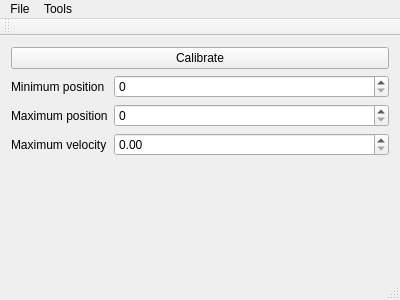
Before: the Qt Designer form source/desktop/mainwindow.ui in azais-corentin/SliderBar, drawn with Qt 5.
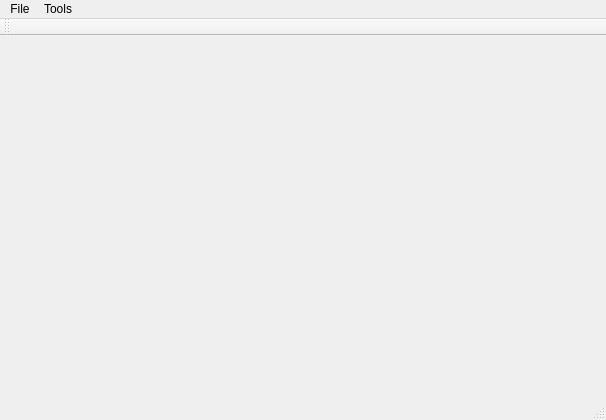
After: the same form once the commit is applied.

The edit to the form file:
```diff
--- a/source/desktop/mainwindow.ui
+++ b/source/desktop/mainwindow.ui
@@ -6,79 +6,22 @@
    <rect>
     <x>0</x>
     <y>0</y>
-    <width>400</width>
-    <height>300</height>
+    <width>606</width>
+    <height>420</height>
    </rect>
   </property>
   <property name="windowTitle">
    <string>MainWindow</string>
   </property>
   <widget class="QWidget" name="centralWidget">
-   <layout class="QGridLayout" name="gridLayout">
-    <item row="0" column="0">
-     <widget class="QPushButton" name="bCalibrate">
-      <property name="text">
-       <string>Calibrate</string>
-      </property>
-     </widget>
-    </item>
-    <item row="1" column="0">
-     <layout class="QFormLayout" name="formLayout">
-      <item row="0" column="0">
-       <widget class="QLabel" name="lMinPos">
-        <property name="text">
-         <string>Minimum position</string>
-        </property>
-       </widget>
-      </item>
-      <item row="0" column="1">
-       <widget class="QSpinBox" name="eMinPos">
-        <property name="minimum">
-         <number>0</number>
-        </property>
-        <property name="maximum">
-         <number>999999999</number>
-        </property>
-       </widget>
-      </item>
-      <item row="1" column="0">
-       <widget class="QLabel" name="lMaxPos">
-        <property name="text">
-         <string>Maximum position</string>
-        </property>
-       </widget>
-      </item>
-      <item row="1" column="1">
-       <widget class="QSpinBox" name="eMaxPos">
-        <property name="maximum">
-         <number>999999999</number>
-        </property>
-       </widget>
-      </item>
-      <item row="2" column="0">
-       <widget class="QLabel" name="lMaxVel">
-        <property name="text">
-         <string>Maximum velocity</string>
-        </property>
-       </widget>
-      </item>
-      <item row="2" column="1">
-       <widget class="QDoubleSpinBox" name="eMaxVel">
-        <property name="maximum">
-         <double>999999999.000000000000000</double>
-        </property>
-       </widget>
-      </item>
-     </layout>
-    </item>
-   </layout>
+   <layout class="QGridLayout" name="gridLayout" rowstretch="0"/>
   </widget>
   <widget class="QMenuBar" name="menuBar">
    <property name="geometry">
     <rect>
      <x>0</x>
      <y>0</y>
-     <width>400</width>
+     <width>606</width>
      <height>20</height>
     </rect>
    </property>
```
